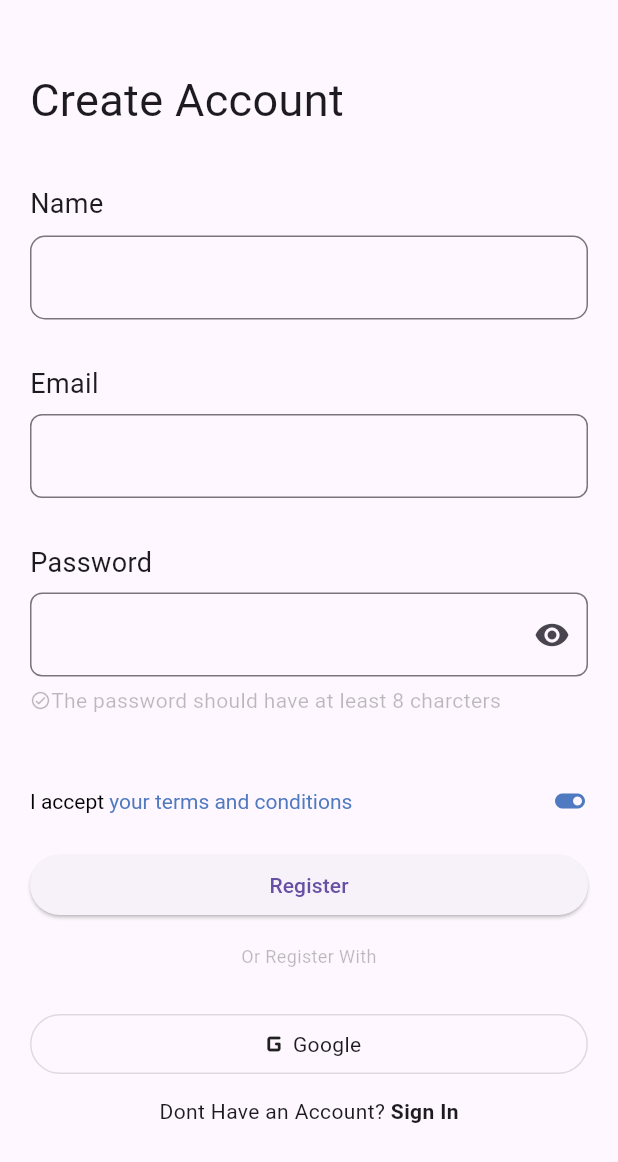
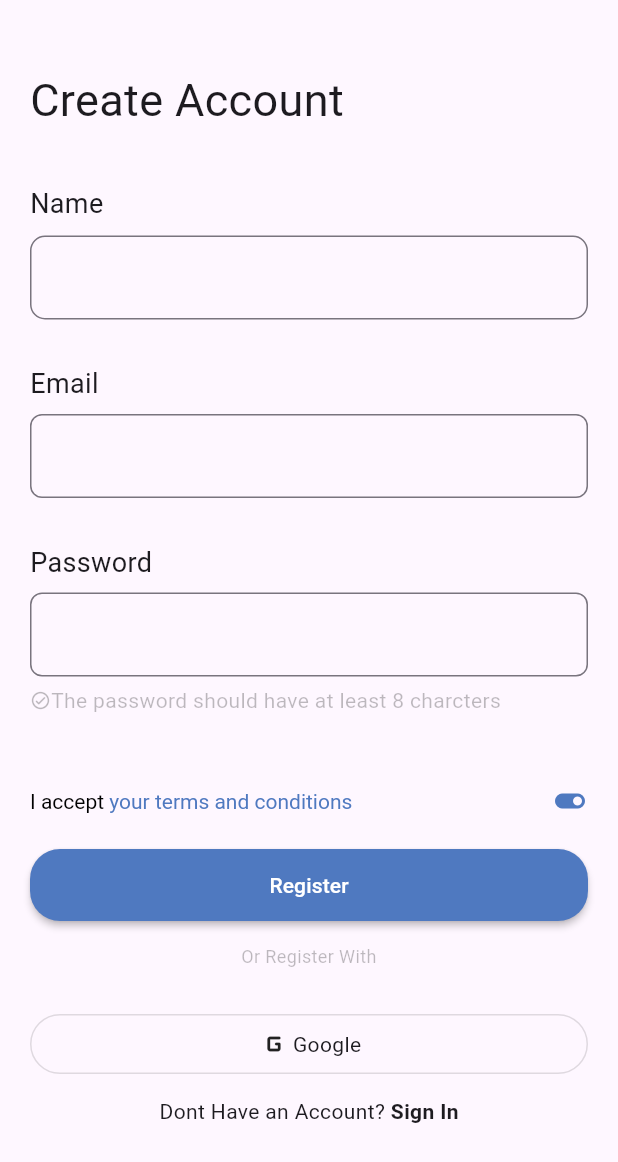
Before and after one commit to AhneetaOdom/promotional_task_app, a Flutter app: the screen it shows after launch, after a tap on "Continue", on a phone screen of 412 x 824 dp. Shown: the top 1162 px of the screen. Run offline on Flutter 3.47's test engine with Material 3 defaults, Android fonts, the light colour scheme and no system bars; our stand-ins replace flutter_slidable.

Commit message:
second commit

```diff
--- a/lib/button_widget.dart
+++ b/lib/button_widget.dart
@@ -13,10 +13,10 @@ class ButtonWidget extends StatelessWidget {
         height: 48,
         minWidth: 327,
         shape: RoundedRectangleBorder(borderRadius: BorderRadius.circular(20)),
+        onPressed: clickButton,
         child: Text(
           text,
           style: const TextStyle(color: Colors.white),
-        ),
-        onPressed: clickButton);
+        ));
   }
 }
--- a/lib/create_account_page.dart
+++ b/lib/create_account_page.dart
@@ -2,7 +2,6 @@ import 'package:flutter/material.dart';
 import 'package:promotional_task3/home_page.dart';
 import 'package:promotional_task3/secondary_button.dart';
 import 'package:promotional_task3/button_widget.dart';
-
 
 class CreateAccountPage extends StatefulWidget {
   const CreateAccountPage({super.key});
@@ -13,15 +12,13 @@ class CreateAccountPage extends StatefulWidget {
 
 class _CreateAccountPageState extends State<CreateAccountPage> {
   final _formKey = GlobalKey<FormState>();
-  var passwordController = TextEditingController();
-  final nameController = TextEditingController();
-  var emailController = TextEditingController();
-  bool obscureText = false;
-  bool checkCondition = false;
-  void validate({context, key}) {
-    if (key.currentState!.validate()) {
-      key.currentState!.save();
+  final isLoading = false;
+  void _submit() {
+    final isValid = _formKey.currentState!.validate();
+    if (!isValid) {
+      return;
     }
+    _formKey.currentState!.save();
     Navigator.of(context).push(
       MaterialPageRoute(builder: (context) => const HomePage()),
     );
@@ -43,7 +40,6 @@ class _CreateAccountPageState extends State<CreateAccountPage> {
                       "Create Account",
                       style: TextStyle(
                         fontSize: 30,
-
                       ),
                       textAlign: TextAlign.left,
                     ),
@@ -61,17 +57,14 @@ class _CreateAccountPageState extends State<CreateAccountPage> {
                     height: 8,
                   ),
                   TextFormField(
-                    controller: nameController,
                     decoration: InputDecoration(
                       border: OutlineInputBorder(
                         borderRadius: BorderRadius.circular(10),
                       ),
                     ),
                     validator: (value) {
-                      if (value == null ||
-                          value.trim().length <= 1 ||
-                          value.isEmpty) {
-                        return "Must have more than 2 characters ";
+                      if (value!.isEmpty || value.length <= 3) {
+                        return "Must have more than 4 characters ";
                       }
                       return null;
                     },
@@ -87,24 +80,23 @@ class _CreateAccountPageState extends State<CreateAccountPage> {
                     height: 7,
                   ),
                   TextFormField(
-                      controller: emailController,
                     keyboardType: TextInputType.emailAddress,
                     validator: (value) {
-                        if (value == null || value.isEmpty) {
+                      if (value!.isEmpty) {
                         return 'Please enter an email address';
                       } else if (!RegExp(
                               r'^[\w-]+(\.[\w-]+)*@[\w-]+(\.[\w-]+)+$')
                           .hasMatch(value)) {
                         return 'Please input a valid email address';
                       }
-
                       return null;
                     },
                     decoration: InputDecoration(
                       border: OutlineInputBorder(
                         borderRadius: BorderRadius.circular(8),
                       ),
-                      )),
+                    ),
+                  ),
                   const SizedBox(
                     height: 30,
                   ),
@@ -116,26 +108,13 @@ class _CreateAccountPageState extends State<CreateAccountPage> {
                     height: 7,
                   ),
                   TextFormField(
-                      controller: passwordController,
                       validator: (value) {
-                        if (value == null ||
-                            value.isEmpty ||
-                            value.trim().length < 8) {
+                        if (value!.isEmpty || value.length < 8) {
                           return "Password must Contain atleast 8 characters";
                         }
                         return null;
                       },
-                      obscureText: !obscureText,
                       decoration: InputDecoration(
-                        suffixIcon: GestureDetector(
-                            onTap: () {
-                              setState(() {
-                                obscureText = !obscureText;
-                              });
-                            },
-                            child: obscureText
-                                ? const Icon(Icons.remove_red_eye_outlined)
-                                : const Icon(Icons.remove_red_eye)),
                         border: OutlineInputBorder(
                           borderRadius: BorderRadius.circular(8),
                         ),
@@ -143,10 +122,10 @@ class _CreateAccountPageState extends State<CreateAccountPage> {
                   const SizedBox(
                     height: 6,
                   ),
-                  Padding(
-                    padding: const EdgeInsets.only(bottom: 10),
+                  const Padding(
+                    padding: EdgeInsets.only(bottom: 10),
                     child: Row(
-                      children: const [
+                      children: [
                         Icon(
                           Icons.check_circle_outline_rounded,
                           color: Colors.black26,
@@ -190,13 +169,10 @@ class _CreateAccountPageState extends State<CreateAccountPage> {
                       ],
                     ),
                   ),
-                  ElevatedButton(
-                    child: const Text("Register"),
-                    onPressed: () {
-                      validate(
-                        context: context,
-                        key: _formKey,
-                      );
+                  ButtonWidget(
+                    text: 'Register',
+                    clickButton: () {
+                      _submit();
                     },
                   ),
                   const Padding(
@@ -213,9 +189,9 @@ class _CreateAccountPageState extends State<CreateAccountPage> {
                     padding: EdgeInsets.only(top: 15.0, bottom: 15),
                     child: SecondaryButton(),
                   ),
-                  Row(
+                  const Row(
                     mainAxisAlignment: MainAxisAlignment.center,
-                    children: const [
+                    children: [
                       Text(
                         'Dont Have an Account?',
                         style: TextStyle(fontSize: 14),
--- a/lib/dialog_button.dart
+++ b/lib/dialog_button.dart
@@ -12,7 +12,7 @@ class DialogButton extends StatelessWidget {
   @override
   Widget build(BuildContext context) {
     return MaterialButton(
-      color: Color.fromARGB(255, 79, 121, 192),
+      color:const Color.fromARGB(255, 79, 121, 192),
       onPressed: onPressed,
       child: Text(
         text,
--- a/lib/dialog_widget.dart
+++ b/lib/dialog_widget.dart
@@ -1,7 +1,5 @@
 import 'package:flutter/material.dart';
 import 'package:promotional_task3/dialog_button.dart';
-import 'package:promotional_task3/overlay_widget.dart';
-
 class DialogWidget extends StatefulWidget {
   const DialogWidget(
       {super.key,
@@ -40,7 +38,7 @@ class _DialogWidgetState extends State<DialogWidget> {
       shape: RoundedRectangleBorder(
         borderRadius: BorderRadius.circular(10),
       ),
-      content: Container(
+      content:Container(
         height: 210,
         child: Column(
           children: [
--- a/lib/main.dart
+++ b/lib/main.dart
@@ -1,8 +1,5 @@
 import 'package:flutter/material.dart';
-import 'package:promotional_task3/create_account_page.dart';
-import 'package:promotional_task3/home_page.dart';
 import 'package:promotional_task3/onboarding_page.dart';
-import 'package:promotional_task3/secondary_button.dart';
 
 void main() {
   runApp(const MyApp());
@@ -14,8 +11,9 @@ class MyApp extends StatelessWidget {
   // This widget is the root of your application.
   @override
   Widget build(BuildContext context) {
-    return MaterialApp(debugShowCheckedModeBanner: false, home:OnboardingPage(),
-
+    return const MaterialApp(
+      debugShowCheckedModeBanner: false,
+      home: OnboardingPage(),
     );
   }
 }
--- a/lib/onboarding_page.dart
+++ b/lib/onboarding_page.dart
@@ -1,6 +1,6 @@
 import 'package:flutter/material.dart';
 import 'package:promotional_task3/button_widget.dart';
-import 'package:promotional_task3/create_account_page.dart';
+import 'create_account_page.dart';
 
 
 class OnboardingPage extends StatelessWidget {
@@ -55,13 +55,13 @@ class OnboardingPage extends StatelessWidget {
               ),
             ),
             Padding(
-              padding: EdgeInsets.only(top: 50, bottom: 30),
+              padding:const EdgeInsets.only(top: 50, bottom: 30),
               child: ButtonWidget(
                 text: 'Continue',
                 clickButton: () {
                   Navigator.push(
                     context,
-                    MaterialPageRoute(builder: (context) => CreateAccountPage()),
+                    MaterialPageRoute(builder: (context) =>CreateAccountPage()),
                   );
                 },
               ),
--- a/lib/task_list.dart
+++ b/lib/task_list.dart
@@ -1,6 +1,6 @@
 import 'package:flutter/material.dart';
 import 'package:flutter_slidable/flutter_slidable.dart';
-import 'package:promotional_task3/dialog_widget.dart';
+
 
 class TaskList extends StatelessWidget {
   const TaskList(
```
Also changed, not shown: lib/home_page.dart (+5 -5 lines). Lines whose indentation alone changed are shown as unchanged.
